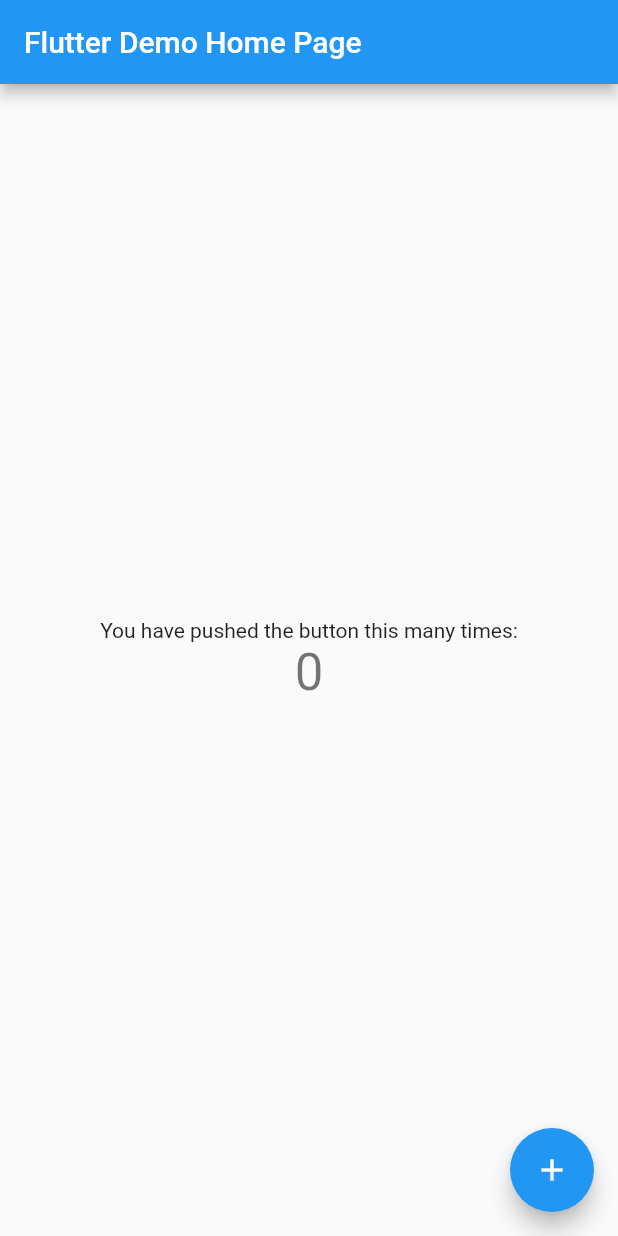
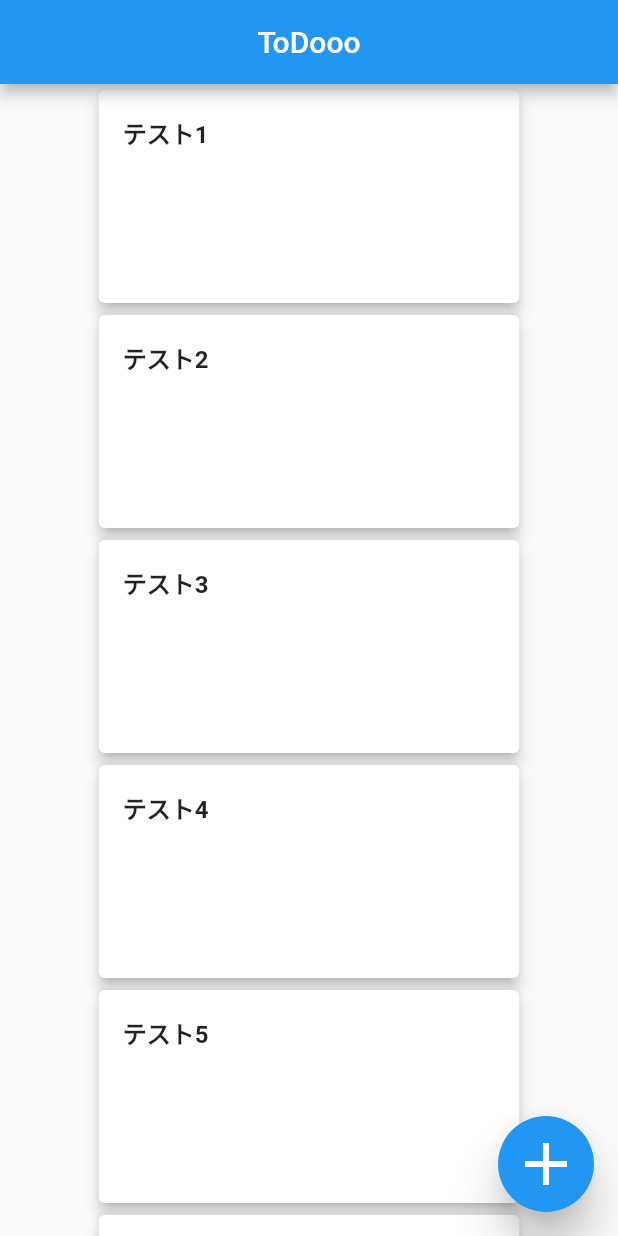
Before and after one commit to fummicc1/todooo-flutter, a Flutter app: the screen it shows after launch, on a phone screen of 412 x 824 dp. Run offline on Flutter 3.47's test engine with Material 2 defaults, Android fonts, the phone set to English and light mode, and no system bars.

Commit message:
リスト画面のデザイン追加中

```diff
--- a/lib/main.dart
+++ b/lib/main.dart
@@ -1,4 +1,5 @@
 import 'package:flutter/material.dart';
+import 'package:todooo/todo_list_page.dart';
 
 void main() => runApp(MyApp());
 
@@ -11,77 +12,13 @@
       theme: ThemeData(
         primarySwatch: Colors.blue,
       ),
-      home: MyHomePage(title: 'Flutter Demo Home Page'),
+      home: ToDoListPage(),
     );
   }
 }
 
-class MyHomePage extends StatefulWidget {
-  MyHomePage({Key key, this.title}) : super(key: key);
-  final String title;
-
-  @override
-  _MyHomePageState createState() => _MyHomePageState();
+class ToDo {
+  final String content;
+  final DateTime deadline;
+  ToDo(this.content, this.deadline);
 }
-
-class _MyHomePageState extends State<MyHomePage> {
-  int _counter = 0;
-
-  void _incrementCounter() {
-    setState(() {
-      _counter++;
-    });
-  }
-
-  @override
-  Widget build(BuildContext context) {
-    // This method is rerun every time setState is called, for instance as done
-    // by the _incrementCounter method above.
-    //
-    // The Flutter framework has been optimized to make rerunning build methods
-    // fast, so that you can just rebuild anything that needs updating rather
-    // than having to individually change instances of widgets.
-    return Scaffold(
-      appBar: AppBar(
-        // Here we take the value from the MyHomePage object that was created by
-        // the App.build method, and use it to set our appbar title.
-        title: Text(widget.title),
-      ),
-      body: Center(
-        // Center is a layout widget. It takes a single child and positions it
-        // in the middle of the parent.
-        child: Column(
-          // Column is also a layout widget. It takes a list of children and
-          // arranges them vertically. By default, it sizes itself to fit its
-          // children horizontally, and tries to be as tall as its parent.
-          //
-          // Invoke "debug painting" (press "p" in the console, choose the
-          // "Toggle Debug Paint" action from the Flutter Inspector in Android
-          // Studio, or the "Toggle Debug Paint" command in Visual Studio Code)
-          // to see the wireframe for each widget.
-          //
-          // Column has various properties to control how it sizes itself and
-          // how it positions its children. Here we use mainAxisAlignment to
-          // center the children vertically; the main axis here is the vertical
-          // axis because Columns are vertical (the cross axis would be
-          // horizontal).
-          mainAxisAlignment: MainAxisAlignment.center,
-          children: <Widget>[
-            Text(
-              'You have pushed the button this many times:',
-            ),
-            Text(
-              '$_counter',
-              style: Theme.of(context).textTheme.display1,
-            ),
-          ],
-        ),
-      ),
-      floatingActionButton: FloatingActionButton(
-        onPressed: _incrementCounter,
-        tooltip: 'Increment',
-        child: Icon(Icons.add),
-      ), // This trailing comma makes auto-formatting nicer for build methods.
-    );
-  }
-}
--- /dev/null
+++ b/lib/todo_list_page.dart
@@ -0,0 +1,62 @@
+import 'package:flutter/material.dart';
+import 'package:todooo/main.dart';
+
+class ToDoListPage extends StatefulWidget {
+  @override
+  _ToDoListPageState createState() => _ToDoListPageState();
+}
+
+class _ToDoListPageState extends State<ToDoListPage> {
+  List<ToDo> todoList = [
+    ToDo("テスト1", DateTime(2020, 1, 27)),
+    ToDo("テスト2", DateTime(2020, 1, 27)),
+    ToDo("テスト3", DateTime(2020, 1, 27)),
+    ToDo("テスト4", DateTime(2020, 1, 28)),
+    ToDo("テスト5", DateTime(2020, 1, 28)),
+    ToDo("テスト6", DateTime(2020, 1, 28)),
+    ToDo("テスト7", DateTime(2020, 1, 29)),
+    ToDo("テスト8", DateTime(2020, 1, 29)),
+    ToDo("テスト9", DateTime(2020, 1, 29)),
+  ];
+
+  @override
+  Widget build(BuildContext context) {
+    return Scaffold(
+      appBar: AppBar(
+        centerTitle: true,
+        title: Text("ToDooo"),
+      ),
+      body: SafeArea(
+        child: ListView.builder(
+          itemCount: todoList.length,
+          itemBuilder: (context, index) {
+            return Center(
+              child: Container(
+                width: MediaQuery.of(context).size.width * 0.7,
+                height: 150,
+                child: Card(
+                  elevation: 4,
+                    child: ListTile(
+                  title: Text(todoList[index].content, style: TextStyle(
+                    fontWeight: FontWeight.bold
+                  ),),
+                )),
+              ),
+            );
+          },
+        ),
+      ),
+      floatingActionButton: Container(
+        width: 64,
+        height: 64,
+        child: FloatingActionButton(
+          elevation: 12,
+          child: Icon(
+            Icons.add,
+            size: 48,
+          ),
+        ),
+      ),
+    );
+  }
+}
```
Also changed, not shown: images/list_scene.png (added), 1 other file.
